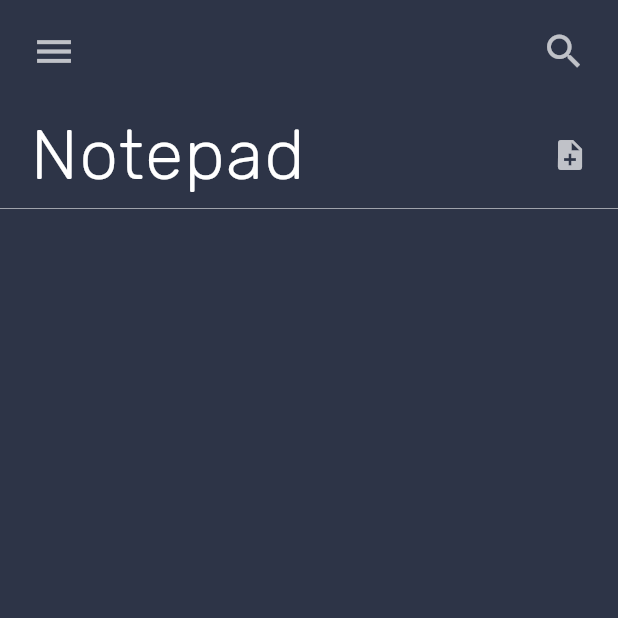
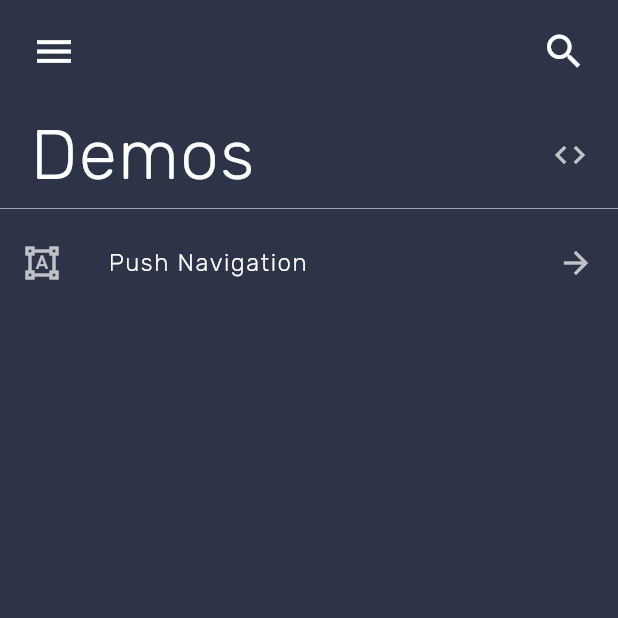
Before and after one commit to 72/Learning-Flutter, a Flutter app: the screen it shows after launch, on a phone screen of 412 x 824 dp, the top half of it. Run offline on Flutter 3.47's test engine with Material 2 defaults, Android fonts, the phone set to English and light mode, and no system bars.

Commit message:
Adding Demos project

```diff
--- /dev/null
+++ b/test_ui/lib/demo_list.dart
@@ -0,0 +1,46 @@
+import 'package:flutter/material.dart';
+
+class DemoList extends StatelessWidget{
+	@override
+	Widget build(BuildContext context){
+		return Expanded(
+				child: ListView(
+					children: <Widget>[
+						FirstDemo(),
+					],
+				),
+			);
+	}
+}
+
+class FirstDemo extends StatelessWidget {
+
+	@override
+	Widget build(BuildContext context) {
+		return Container(
+			child: ListTile(
+			leading: Icon(Icons.format_shapes, color: Colors.white70),
+			title: Text("Push Navigation",
+				style: TextStyle(
+					color: Colors.white,
+					fontSize: 16.0,
+					fontFamily: 'Rubik',
+					fontWeight: FontWeight.w300,
+					letterSpacing: 1.0,
+				)),
+			trailing: Icon(Icons.arrow_forward, color: Colors.white70),
+			onTap: () => debugPrint("Here"),
+			)
+		);
+	}
+}
+
+
+// Text("Info",
+// 				style: TextStyle(
+// 					color: Colors.white,
+// 					fontSize: 24.0,
+// 					fontFamily: 'Rubik',
+// 					fontWeight: FontWeight.w400,
+// 					letterSpacing: 1.0,
+// 				)),
--- a/test_ui/lib/header.dart
+++ b/test_ui/lib/header.dart
@@ -18,7 +18,7 @@ class Header extends StatelessWidget {
 				IconButton(
 					icon: Icon(
 						Icons.menu,
-						color: Colors.white70,
+						//color: Colors.white70,
 						size: 30.0,
 					),
 					onPressed: (){},
@@ -26,7 +26,7 @@ class Header extends StatelessWidget {
 				IconButton(
 					icon: Icon(
 						Icons.search,
-						color: Colors.white70,
+						//color: Colors.white70,
 						size: 30.0,
 					),
 					onPressed: (){},
--- a/test_ui/lib/main.dart
+++ b/test_ui/lib/main.dart
@@ -2,9 +2,10 @@ import 'package:flutter/material.dart';
 
 import './header.dart';
 import './section_top.dart';
+import './demo_list.dart';
 
 void main() => runApp(MaterialApp(
-	theme: ThemeData(fontFamily: 'Rubik'),
+	theme: ThemeData(fontFamily: 'Rubik', brightness: Brightness.dark),
 	home: UIApp(),
 	debugShowCheckedModeBanner: false,
 ));
@@ -19,15 +20,14 @@ class _UIAppState extends State<UIApp> {
 	Widget build(BuildContext context){
 		return Scaffold(
 			backgroundColor: Color(0xFF2d3447),
-			body: SingleChildScrollView(
-				child: Column(
+			body: Column(
 					children: <Widget>[
 						Header(),
 						SectionTop(),
 						Divider(color: Colors.white54,),
+						DemoList(),
 					],
 				),
-			),
 		);
 	}
 }
--- a/test_ui/lib/section_top.dart
+++ b/test_ui/lib/section_top.dart
@@ -8,11 +8,11 @@ class SectionTop extends StatelessWidget {
 	@override
 	Widget build(BuildContext context) {
 	return Padding(
-		padding: EdgeInsets.only(left: 20.0, top: 10.0, right: 20.0),
+		padding: EdgeInsets.only(left: 20.0, top: 10.0, right: 20.0, bottom: 0.0),
 		child: Row(
 			mainAxisAlignment: MainAxisAlignment.spaceBetween,
 			children: <Widget>[
-				Text("Notepad",
+				Text("Demos",
 					style: TextStyle(
 						color: Colors.white,
 						fontSize: 46.0,
@@ -22,7 +22,7 @@ class SectionTop extends StatelessWidget {
 					)
 				),
 				Icon(
-					Icons.note_add,
+					Icons.code,
 					color: Colors.white70,
 					size: 24,
 				)
```
